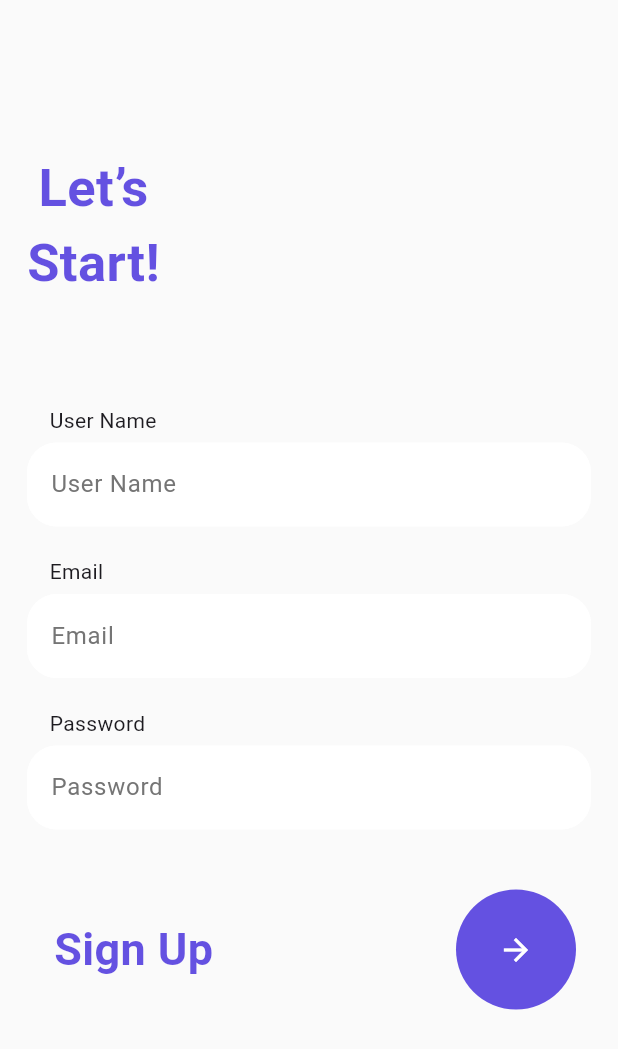
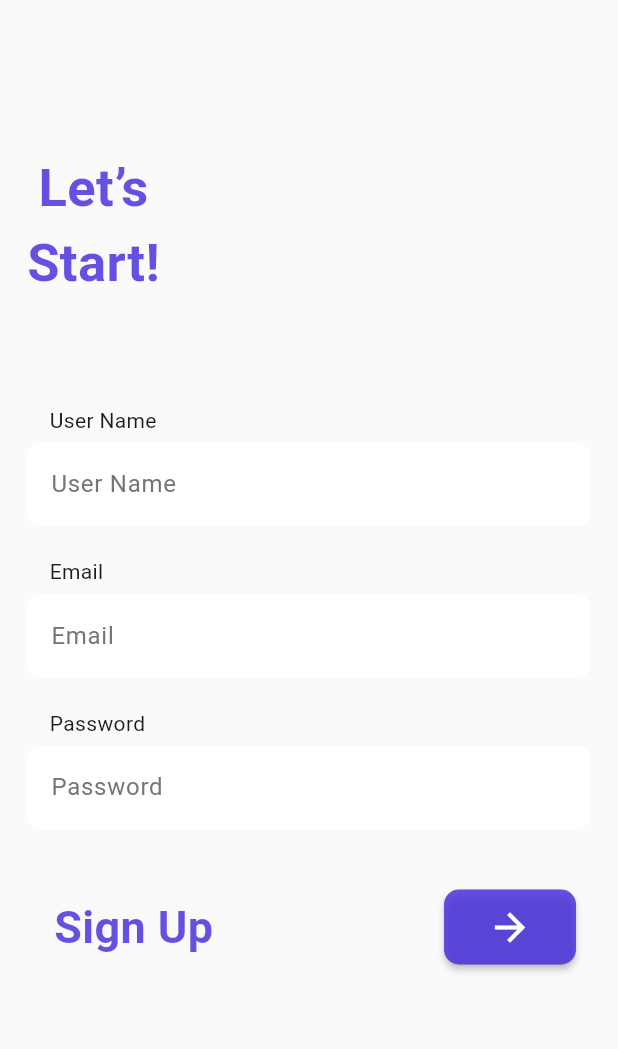
Before and after one commit to Khaled280-313/cash_flow, a Flutter app: the SignUpPage screen opened by its route, on a phone screen of 412 x 824 dp. Shown: the top 1049 px of the screen. Run offline on Flutter 3.47's test engine with Material 3 defaults, Android fonts, the phone set to English and light mode, and no system bars; our stand-ins replace dio, flutter_bloc, go_router, shared_preferences, smooth_page_indicator; accounts and stored records are empty; Roboto replaces fonts that are missing (Pacifico).

Commit message:
Refactor sign-up page; replace CustomRowSignUp with CustomRow widget for improved reusability; update hint style and border radius in CustomTextField; enhance button text color in GetButton

```diff
--- a/lib/features/auth/presentation/pages/sign_up_page.dart
+++ b/lib/features/auth/presentation/pages/sign_up_page.dart
@@ -1,8 +1,11 @@
+import 'package:cash_flow/core/function/custom_navigat.dart';
 import 'package:cash_flow/core/utils/app_text_style.dart';
 import 'package:cash_flow/core/utils/colors_app.dart';
 import 'package:cash_flow/core/utils/string_app.dart';
 import 'package:cash_flow/features/auth/presentation/widgets/custom_Welcom_text.dart';
+import 'package:cash_flow/features/auth/presentation/widgets/custom_row.dart';
 import 'package:cash_flow/features/auth/presentation/widgets/custom_text_feild.dart';
+import 'package:cash_flow/features/onboarding/presentation/widgets/custom_botton.dart';
 import 'package:flutter/material.dart';
 
 class SignUpPage extends StatelessWidget {
@@ -42,7 +45,13 @@ class SignUpPage extends StatelessWidget {
                 ),
               ),
               SliverToBoxAdapter(
-                child: CustomRowSignUp(),
+                child: CustomRow(
+                  text: StringsApp.signUp,
+                  onPressed: () {
+                    customNavigatPushReplacement(
+                        context: context, path: "/SignIn");
+                  },
+                ),
               )
             ],
           ),
@@ -51,37 +60,3 @@ class SignUpPage extends StatelessWidget {
     );
   }
 }
-
-class CustomRowSignUp extends StatelessWidget {
-  const CustomRowSignUp({super.key});
-
-  @override
-  Widget build(BuildContext context) {
-    return Padding(
-      padding: const EdgeInsets.only(left: 18, top: 40, right: 10, bottom: 20),
-      child: Row(
-        mainAxisAlignment: MainAxisAlignment.spaceBetween,
-        children: [
-          Text(
-            StringsApp.signUp,
-            style: AppTextStyle.kaushan400Style64.copyWith(fontSize: 30),
-          ),
-          InkWell(
-            onTap: () {},
-            child: Container(
-              width: 80,
-              height: 80,
-              decoration: BoxDecoration(
-                  borderRadius: BorderRadius.circular(100),
-                  color: ColorsApp.primary),
-              child: Icon(
-                Icons.arrow_forward,
-                color: ColorsApp.white,
-              ),
-            ),
-          )
-        ],
-      ),
-    );
-  }
-}
--- /dev/null
+++ b/lib/features/auth/presentation/widgets/custom_row.dart
@@ -0,0 +1,35 @@
+import 'package:cash_flow/core/utils/app_text_style.dart';
+import 'package:cash_flow/core/utils/colors_app.dart';
+import 'package:cash_flow/features/onboarding/presentation/widgets/custom_botton.dart';
+import 'package:flutter/material.dart';
+
+class CustomRow extends StatelessWidget {
+  final String text;
+  final Function()? onPressed;
+  const CustomRow({super.key, required this.text, required this.onPressed});
+
+  @override
+  Widget build(BuildContext context) {
+    return Padding(
+      padding: const EdgeInsets.only(left: 18, top: 40, right: 10, bottom: 20),
+      child: Row(
+        mainAxisAlignment: MainAxisAlignment.spaceBetween,
+        children: [
+          Text(
+            text,
+            style: AppTextStyle.kaushan400Style64.copyWith(fontSize: 30),
+          ),
+          CustomBotton(
+              height: 50,
+              onPressed: onPressed,
+              color: ColorsApp.primary,
+              child: Icon(
+                Icons.arrow_forward,
+                color: ColorsApp.white,
+                size: 30,
+              ))
+        ],
+      ),
+    );
+  }
+}
--- a/lib/features/auth/presentation/widgets/custom_text_feild.dart
+++ b/lib/features/auth/presentation/widgets/custom_text_feild.dart
@@ -26,7 +26,7 @@ class CustomTextFeild extends StatelessWidget {
             filled: true,
             fillColor: ColorsApp.white,
             hintText: hintText,
-            hintStyle: TextStyle(color: Colors.grey.shade600),
+            hintStyle: TextStyle(color: ColorsApp.textSecondary),
             enabledBorder: getBorderStyle(),
             focusedBorder: getBorderStyle(),
           ),
@@ -38,7 +38,7 @@ class CustomTextFeild extends StatelessWidget {
 
 OutlineInputBorder getBorderStyle() {
   return OutlineInputBorder(
-      borderRadius: BorderRadius.circular(20),
+      borderRadius: BorderRadius.circular(10),
       borderSide: BorderSide(
         color: ColorsApp.white,
         width: 3,
--- a/lib/features/onboarding/presentation/widgets/get_botton.dart
+++ b/lib/features/onboarding/presentation/widgets/get_botton.dart
@@ -81,7 +81,7 @@ class GetBotton extends StatelessWidget {
                 },
                 child: const Text(
                   StringsApp.next,
-                  style: TextStyle(color: Colors.white),
+                  style: TextStyle(color: ColorsApp.white),
                 ),
               ),
             ],
```
